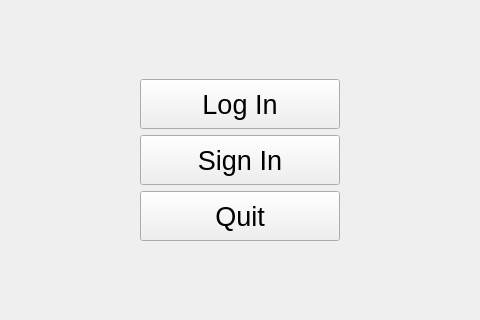
Old version of the form startscene.ui in the repository U-Keun/Qt_Account_Project; both pictures show x 160 to 640 and y 181 to 501 of the 800 by 600 pixel window.
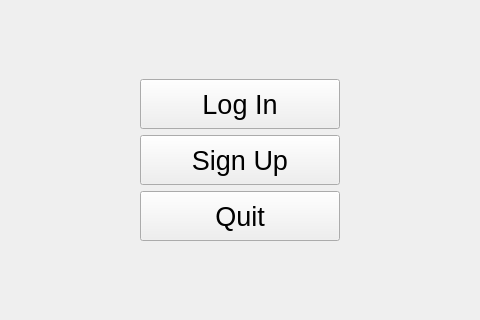
New version of the form.

Commit message:
refactor : 회원 가입이 sign in으로 쓰여있는 것 수정
sign up이 맞는 표현이었네요..

Patch:
```diff
--- a/startscene.ui
+++ b/startscene.ui
@@ -76,7 +76,7 @@
         </font>
        </property>
        <property name="text">
-        <string>Sign In</string>
+        <string>Sign Up</string>
        </property>
       </widget>
      </item>
```
The commit also changes 9 other files.
